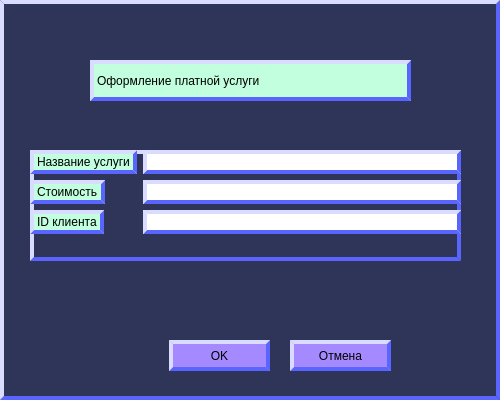
Before: the Qt Designer form dialogemploystuff.ui in Remm-Zar/QT-App-for-fitness-club-management, drawn with Qt 5.
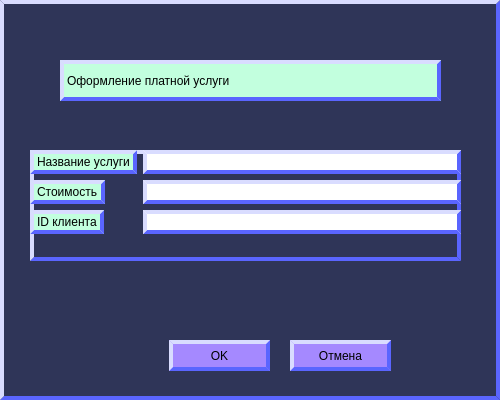
After: the same form once the commit is applied.

```diff
--- a/dialogemploystuff.ui
+++ b/dialogemploystuff.ui
@@ -121,9 +121,9 @@
   <widget class="QLabel" name="label_5">
    <property name="geometry">
     <rect>
-     <x>90</x>
+     <x>60</x>
      <y>60</y>
-     <width>321</width>
+     <width>381</width>
      <height>41</height>
     </rect>
    </property>
```
